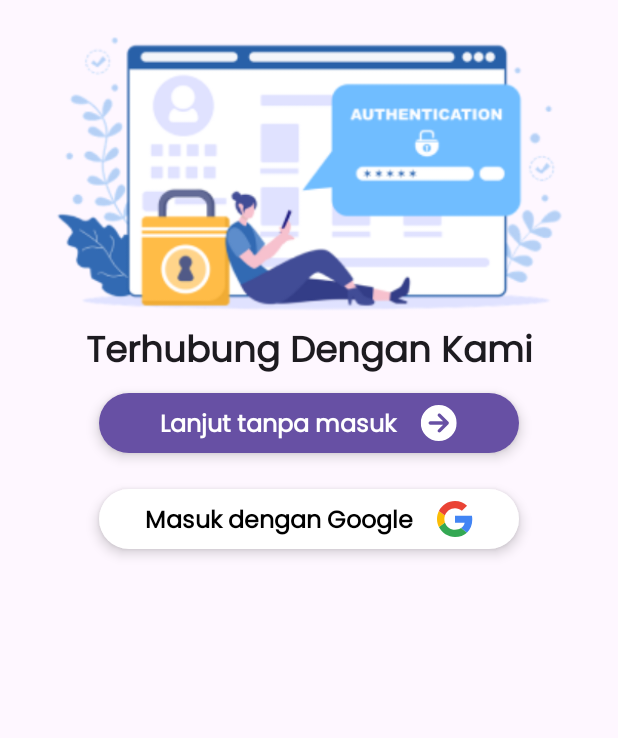
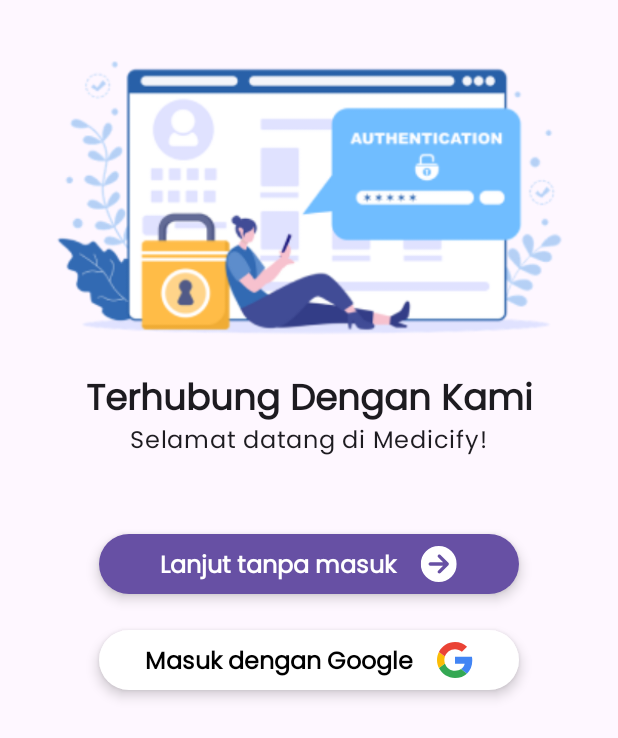
Before and after one commit to Medicify/MedicifyApp, an Android app built with Jetpack Compose: the screen it shows after launch (MainActivity), on a phone screen of 412 x 824 dp. Shown: the top 738 px of the screen. Run offline under Robolectric (Android 15) with nearby library versions, the phone set to English and light mode, and no system bars; our stand-ins replace Firebase (no records; nobody signed in at launch, a user with empty details on screens opened directly).

Commit message:
login screen layout update

```diff
--- a/app/src/main/java/com/medicify/app/ui/screen/login/LoginScreen.kt
+++ b/app/src/main/java/com/medicify/app/ui/screen/login/LoginScreen.kt
@@ -34,8 +34,8 @@ fun LoginScreen(
     toCamera: () -> Unit,
 ) {
     Column(
-        modifier.padding(16.dp),
-        verticalArrangement = Arrangement.Center,
+        modifier = Modifier.padding(horizontal = 16.dp, vertical = 32.dp),
+        verticalArrangement = Arrangement.Top,
         horizontalAlignment = Alignment.CenterHorizontally
     ) {
         Image(
@@ -45,7 +45,10 @@ fun LoginScreen(
             painter = painterResource(id = ApplicationDrawable.login_image),
             contentDescription = null
         )
+        Spacer(modifier = modifier.padding(8.dp))
         Text(text = "Terhubung Dengan Kami", style = MaterialTheme.typography.headlineLarge)
+        Text(text = "Selamat datang di Medicify!", style = MaterialTheme.typography.bodyLarge)
+        Spacer(modifier = modifier.padding(20.dp))
         Button(
             onClick = toCamera,
             modifier = modifier.loginButton(),
@@ -67,7 +70,6 @@ fun LoginScreen(
                 )
             }
         )
-
         Button(
             onClick = onSignInCLick,
             modifier = modifier.loginButton(),
```
